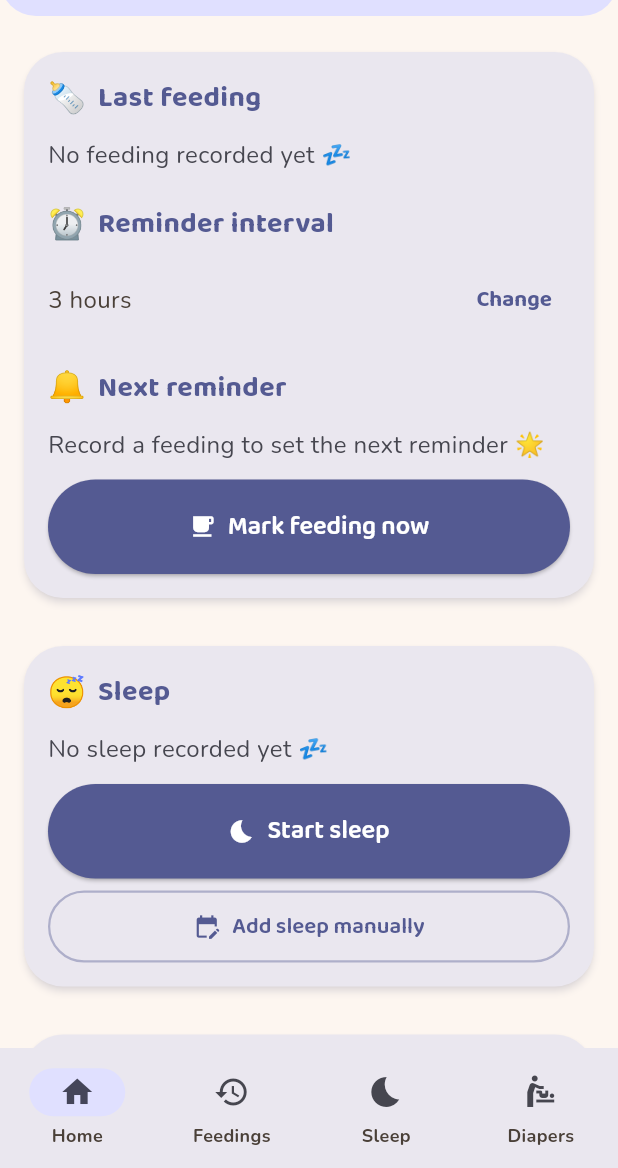
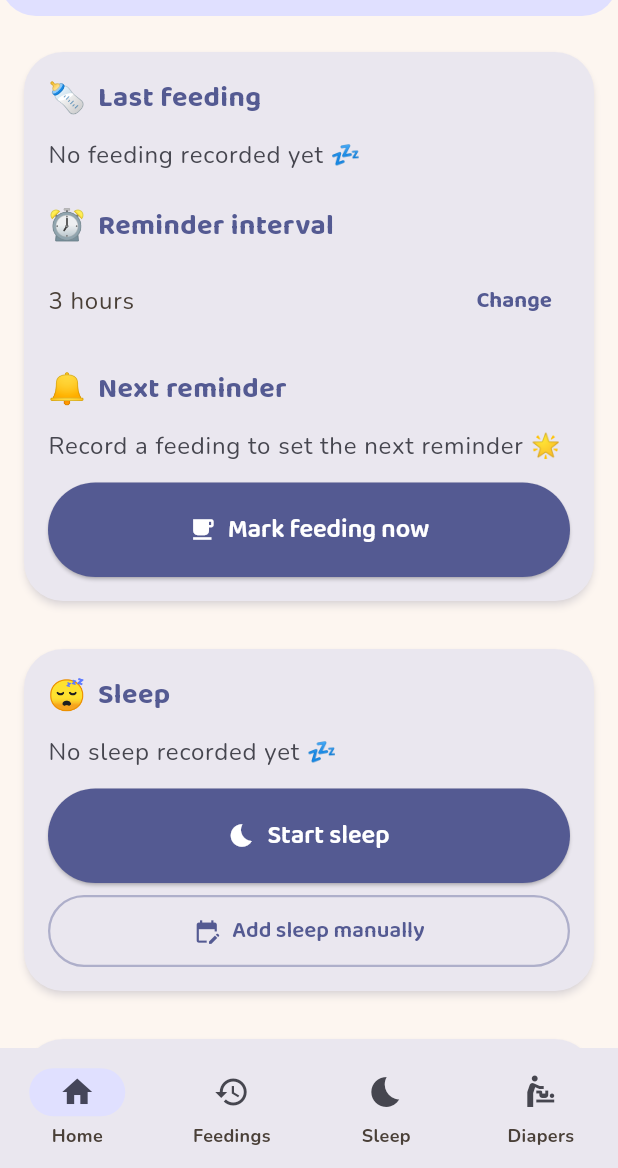
Before and after one commit to rollins31/sukoyaka, a Flutter app: the screen it shows after launch, on a phone screen of 412 x 824 dp, the part 68-1236 px from its top. Run offline on Flutter 3.47's test engine with Material 3 defaults, Android fonts, the phone set to English and light mode, and no system bars; our stand-ins replace file_picker, fl_chart, flutter_local_notifications, google_fonts, pdf, share_plus and 2 more; missing offline and left inert: dart:js_interop, home_widget.

Commit message:
Replace hardcoded fontSize: 16 body text with Theme.textTheme.bodyLarge
Consolidates 14 body-text spots in main.dart onto the theme's text style
instead of scattered magic numbers, so future type-scale changes only
need one edit. Left the GoogleFonts.baloo2(fontSize: 16, ...) spots
alone (FAB label, week header, day-group headers) since those
deliberately use the display font, matching the rest of the theme.

```diff
--- a/lib/main.dart
+++ b/lib/main.dart
@@ -1224,7 +1224,7 @@ class _FeedingHomeState extends State<FeedingHome> with WidgetsBindingObserver {
                   const SizedBox(height: 12),
                   Text(
                     lastFeed == null ? 'No feeding recorded yet 💤' : _formatFeedTime(lastFeed),
-                    style: TextStyle(fontSize: 16, color: Theme.of(context).colorScheme.onSurfaceVariant),
+                    style: Theme.of(context).textTheme.bodyLarge?.copyWith(color: Theme.of(context).colorScheme.onSurfaceVariant),
                   ),
                   if (lastEntry != null) ...[
                     const SizedBox(height: 12),
@@ -1234,14 +1234,14 @@ class _FeedingHomeState extends State<FeedingHome> with WidgetsBindingObserver {
                           child: Column(
                             crossAxisAlignment: CrossAxisAlignment.start,
                             children: [
-                              Text('Milk type: ${lastEntry.milkType}', style: const TextStyle(fontSize: 16)),
+                              Text('Milk type: ${lastEntry.milkType}', style: Theme.of(context).textTheme.bodyLarge),
                               if (lastEntry.amount != null)
-                                Text('Amount: ${lastEntry.amount} ${lastEntry.amountUnit}', style: const TextStyle(fontSize: 16)),
+                                Text('Amount: ${lastEntry.amount} ${lastEntry.amountUnit}', style: Theme.of(context).textTheme.bodyLarge),
                               if (lastEntry.notes.isNotEmpty) ...[
                                 const SizedBox(height: 8),
-                                Text('Notes:', style: const TextStyle(fontSize: 16, fontWeight: FontWeight.w600)),
+                                Text('Notes:', style: Theme.of(context).textTheme.bodyLarge?.copyWith(fontWeight: FontWeight.w600)),
                                 const SizedBox(height: 4),
-                                Text(lastEntry.notes, style: TextStyle(fontSize: 16, color: Theme.of(context).colorScheme.onSurfaceVariant)),
+                                Text(lastEntry.notes, style: Theme.of(context).textTheme.bodyLarge?.copyWith(color: Theme.of(context).colorScheme.onSurfaceVariant)),
                               ],
                             ],
                           ),
@@ -1259,7 +1259,7 @@ class _FeedingHomeState extends State<FeedingHome> with WidgetsBindingObserver {
                   const SizedBox(height: 12),
                   Row(
                     children: [
-                      Expanded(child: Text(_formatInterval(_reminderInterval), style: const TextStyle(fontSize: 16))),
+                      Expanded(child: Text(_formatInterval(_reminderInterval), style: Theme.of(context).textTheme.bodyLarge)),
                       TextButton(onPressed: _pickReminderInterval, child: const Text('Change')),
                     ],
                   ),
@@ -1268,7 +1268,7 @@ class _FeedingHomeState extends State<FeedingHome> with WidgetsBindingObserver {
                   const SizedBox(height: 12),
                   Text(
                     nextReminder == null ? 'Record a feeding to set the next reminder 🌟' : _formatFeedTime(nextReminder),
-                    style: TextStyle(fontSize: 16, color: Theme.of(context).colorScheme.onSurfaceVariant),
+                    style: Theme.of(context).textTheme.bodyLarge?.copyWith(color: Theme.of(context).colorScheme.onSurfaceVariant),
                   ),
                   const SizedBox(height: 12),
                   ElevatedButton.icon(
@@ -1314,7 +1314,7 @@ class _FeedingHomeState extends State<FeedingHome> with WidgetsBindingObserver {
             if (active != null) ...[
               Text(
                 'Sleeping since ${_formatFeedTime(active.start)}',
-                style: TextStyle(fontSize: 16, color: Theme.of(context).colorScheme.onSurfaceVariant),
+                style: Theme.of(context).textTheme.bodyLarge?.copyWith(color: Theme.of(context).colorScheme.onSurfaceVariant),
               ),
               const SizedBox(height: 8),
               Text(
@@ -1338,7 +1338,7 @@ class _FeedingHomeState extends State<FeedingHome> with WidgetsBindingObserver {
                     ? 'No sleep recorded yet 💤'
                     : 'Last slept ${_formatDuration(lastFinished.duration!)} '
                         '(ended ${_formatFeedTime(lastFinished.end!)})',
-                style: TextStyle(fontSize: 16, color: Theme.of(context).colorScheme.onSurfaceVariant),
+                style: Theme.of(context).textTheme.bodyLarge?.copyWith(color: Theme.of(context).colorScheme.onSurfaceVariant),
               ),
               const SizedBox(height: 12),
               ElevatedButton.icon(
@@ -1551,11 +1551,11 @@ class _FeedingHomeState extends State<FeedingHome> with WidgetsBindingObserver {
               lastDiaper == null
                   ? 'No diaper changes recorded yet 💤'
                   : '${lastDiaper.contentsLabel} • ${_formatFeedTime(lastDiaper.time)}',
-              style: TextStyle(fontSize: 16, color: Theme.of(context).colorScheme.onSurfaceVariant),
+              style: Theme.of(context).textTheme.bodyLarge?.copyWith(color: Theme.of(context).colorScheme.onSurfaceVariant),
             ),
             if (lastDiaper != null && lastDiaper.notes.isNotEmpty) ...[
               const SizedBox(height: 8),
-              Text(lastDiaper.notes, style: TextStyle(fontSize: 16, color: Theme.of(context).colorScheme.onSurfaceVariant)),
+              Text(lastDiaper.notes, style: Theme.of(context).textTheme.bodyLarge?.copyWith(color: Theme.of(context).colorScheme.onSurfaceVariant)),
             ],
             const SizedBox(height: 20),
             _sectionTitle('⏰', 'Diaper reminder'),
@@ -1571,7 +1571,7 @@ class _FeedingHomeState extends State<FeedingHome> with WidgetsBindingObserver {
               Row(
                 children: [
                   Expanded(
-                    child: Text(_formatInterval(_diaperReminderInterval), style: const TextStyle(fontSize: 16)),
+                    child: Text(_formatInterval(_diaperReminderInterval), style: Theme.of(context).textTheme.bodyLarge),
                   ),
                   TextButton(onPressed: _pickDiaperReminderInterval, child: const Text('Change')),
                 ],
@@ -1583,7 +1583,7 @@ class _FeedingHomeState extends State<FeedingHome> with WidgetsBindingObserver {
                 nextDiaperReminder == null
                     ? 'Record a diaper change to set the next reminder 🌟'
                     : _formatFeedTime(nextDiaperReminder),
-                style: TextStyle(fontSize: 16, color: Theme.of(context).colorScheme.onSurfaceVariant),
+                style: Theme.of(context).textTheme.bodyLarge?.copyWith(color: Theme.of(context).colorScheme.onSurfaceVariant),
               ),
             ],
             const SizedBox(height: 12),
@@ -1618,7 +1618,7 @@ class _FeedingHomeState extends State<FeedingHome> with WidgetsBindingObserver {
             const SizedBox(height: 12),
             Text(
               summary,
-              style: TextStyle(fontSize: 16, color: Theme.of(context).colorScheme.onSurfaceVariant),
+              style: Theme.of(context).textTheme.bodyLarge?.copyWith(color: Theme.of(context).colorScheme.onSurfaceVariant),
             ),
             const SizedBox(height: 12),
             ElevatedButton.icon(
```
